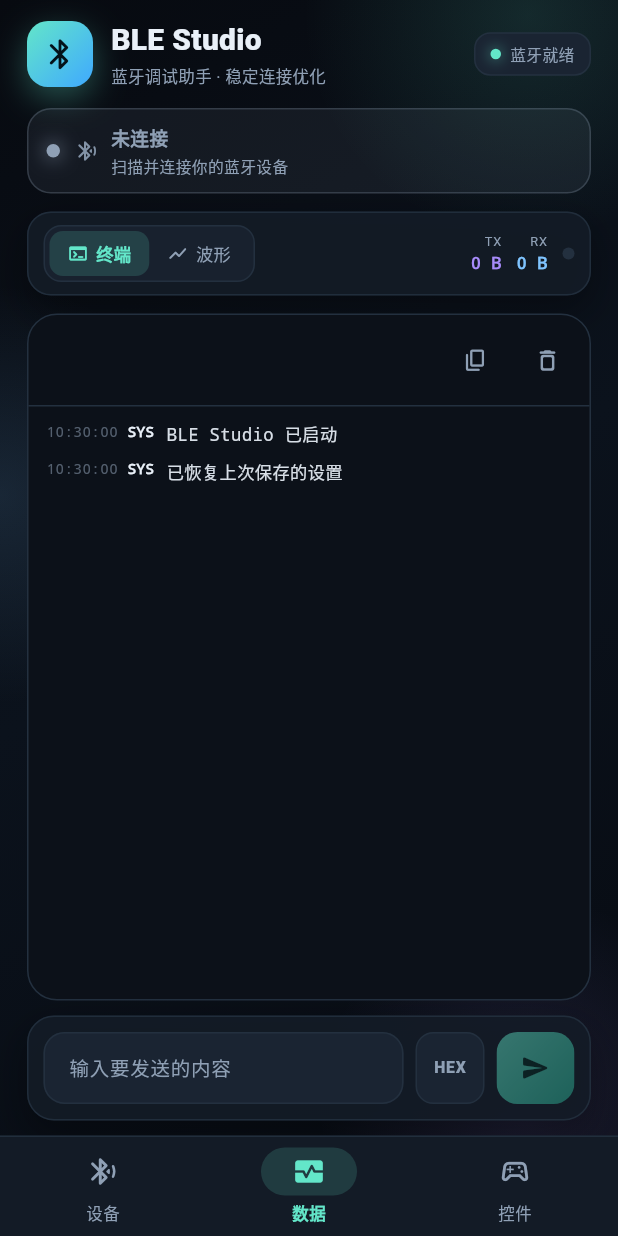
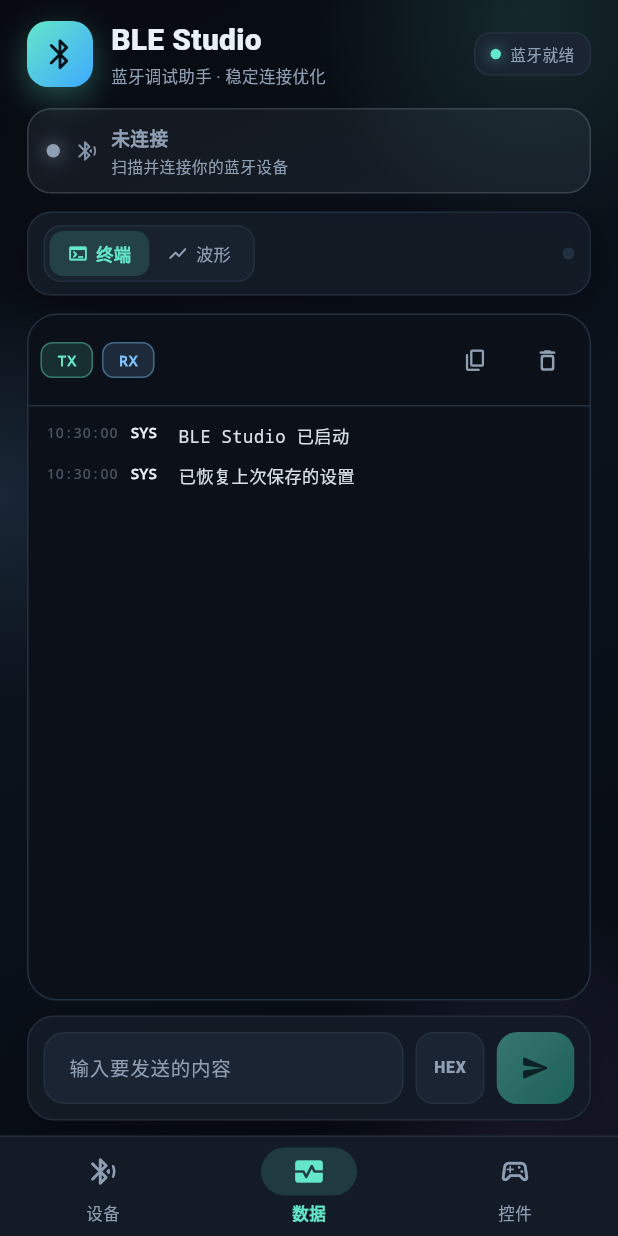
Before and after one commit to 1772631792/BLE_APP, a Flutter app: the screen it shows after launch, item 2 of the bottom bar chosen, on a phone screen of 412 x 824 dp. Run offline on Flutter 3.47's test engine with Material 3 defaults, Android fonts, the phone set to English and light mode, and no system bars; our stand-ins replace flutter_blue_plus, shared_preferences.

Commit message:
feat(terminal): 原始 HEX 行、TX/RX 过滤，去掉字节计数 (v3.0.2)
- LogEntry 增加 hex 字段，RX/TX 日志同时保留原始字节
- 终端每条日志下方显示原始 HEX，文本模式也能看到真实字节
- 头部新增 TX / RX 过滤开关，默认全部显示，ERR / SYS 不受影响
- 移除顶栏 TX / RX 累计字节数
- 文本模式控制字符替换为点，避免乱码
- 版本 3.0.2+11，README 与 docs 同步

```diff
--- a/flutter_application_1/lib/ble_controller.dart
+++ b/flutter_application_1/lib/ble_controller.dart
@@ -16,11 +16,22 @@ enum LinkPhase { idle, connecting, connected, reconnecting }
 enum LogKind { info, tx, rx, error, system }
 
 class LogEntry {
-  LogEntry(this.message, this.kind) : time = DateTime.now();
+  LogEntry(this.message, this.kind, {this.hex}) : time = DateTime.now();
 
   final String message;
   final LogKind kind;
+
+  /// 原始字节的 HEX 形式，终端里单独一行显示，文本模式下也能看到真实数据。
+  final String? hex;
   final DateTime time;
+
+  String get tag => switch (kind) {
+        LogKind.tx => 'TX',
+        LogKind.rx => 'RX',
+        LogKind.error => 'ERR',
+        LogKind.system => 'SYS',
+        LogKind.info => 'INF',
+      };
 
   String get stamp {
     String p(int n) => n.toString().padLeft(2, '0');
@@ -222,7 +233,9 @@ class BleController extends ChangeNotifier {
   int get rxCount => _rxCount;
   int get mtu => _device?.mtuNow ?? 23;
 
-  String get logText => _logs.reversed.map((e) => '[${e.stamp}] ${e.message}').join('\n');
+  String get logText => _logs.reversed
+      .map((e) => e.hex == null ? '[${e.stamp}] ${e.tag}  ${e.message}' : '[${e.stamp}] ${e.tag}  ${e.message}\n    HEX ${e.hex}')
+      .join('\n');
 
   // ------------------------------------------------------------- lifecycle
 
@@ -834,7 +847,8 @@ class BleController extends ChangeNotifier {
     if (data.isEmpty) return;
     _rxCount += data.length;
     _wave.feed(data);
-    _log('$prefix ${data.length}B  ${_decode(data)}', LogKind.rx);
+    final text = _decode(data);
+    _log(prefix == 'RX' ? text : '$prefix  $text', LogKind.rx, hex: toHex(data));
   }
 
   Future<void> toggleNotify(BluetoothCharacteristic c) async {
@@ -937,7 +951,7 @@ class BleController extends ChangeNotifier {
       await channel.write(bytes, withoutResponse: withoutResponse);
       _txCount += bytes.length;
       _lastSentPreview = preview;
-      _logTx(bytes.length, preview, silent: silent);
+      _logTx(preview, silent: silent, hex: toHex(bytes));
       return true;
     } catch (e) {
       if (silent) {
@@ -1384,8 +1398,12 @@ class BleController extends ChangeNotifier {
     return text;
   }
 
-  String _decode(List<int> data) =>
-      _hexReceive ? toHex(data) : utf8.decode(data, allowMalformed: true);
+  /// 文本模式把控制字符换成点，避免终端里出现方块和乱码；原始字节另起一行显示。
+  String _decode(List<int> data) {
+    if (_hexReceive) return toHex(data);
+    final text = utf8.decode(data, allowMalformed: true);
+    return text.replaceAll(RegExp(r'[\x00-\x08\x0B\x0C\x0E-\x1F\x7F]'), '.');
+  }
 
   static String toHex(List<int> data) =>
       data.map((b) => b.toRadixString(16).padLeft(2, '0').toUpperCase()).join(' ');
@@ -1404,7 +1422,7 @@ class BleController extends ChangeNotifier {
   }
 
   /// 整包按周期发送，全量记日志会刷屏：内容没变就不记，变化时最多约 8 条/秒。
-  void _logTx(int length, String preview, {required bool silent}) {
+  void _logTx(String preview, {required bool silent, String? hex}) {
     final now = DateTime.now();
     if (silent) {
       if (preview == _lastTxLogPreview) return;
@@ -1412,12 +1430,12 @@ class BleController extends ChangeNotifier {
     }
     _lastTxLogAt = now;
     _lastTxLogPreview = preview;
-    _log('TX ${length}B  $preview', LogKind.tx);
+    _log(preview, LogKind.tx, hex: hex);
   }
 
-  void _log(String message, LogKind kind) {
+  void _log(String message, LogKind kind, {String? hex}) {
     if (_disposed) return;
-    _logs.insert(0, LogEntry(message, kind));
+    _logs.insert(0, LogEntry(message, kind, hex: hex));
     if (_logs.length > _maxLogs) _logs.removeLast();
     _notify();
   }
--- a/flutter_application_1/lib/pages/data_page.dart
+++ b/flutter_application_1/lib/pages/data_page.dart
@@ -22,6 +22,9 @@ class _DataPageState extends State<DataPage> {
   final TextEditingController _input = TextEditingController();
   final Set<int> _hidden = {};
   DataMode _mode = DataMode.terminal;
+  // 终端里 TX / RX 是否显示（默认都显示，点一下只隐藏对应方向）。
+  bool _showTx = true;
+  bool _showRx = true;
   bool _sending = false;
   bool _paused = false;
   List<List<double>>? _frozen;
@@ -99,10 +102,6 @@ class _DataPageState extends State<DataPage> {
             onChanged: (mode) => setState(() => _mode = mode),
           ),
           const Spacer(),
-          _metric('TX', '${ble.txCount} B', AppColors.violet),
-          const SizedBox(width: 10),
-          _metric('RX', '${ble.rxCount} B', AppColors.sky),
-          const SizedBox(width: 10),
           Container(
             width: 8,
             height: 8,
@@ -113,28 +112,6 @@ class _DataPageState extends State<DataPage> {
           ),
         ],
       ),
-    );
-  }
-
-  Widget _metric(String label, String value, Color color) {
-    return Column(
-      crossAxisAlignment: CrossAxisAlignment.end,
-      mainAxisSize: MainAxisSize.min,
-      children: [
-        Text(
-          label,
-          style: const TextStyle(fontSize: 8.5, color: AppColors.textDim, letterSpacing: .6),
-        ),
-        Text(
-          value,
-          style: TextStyle(
-            fontSize: 11,
-            fontWeight: FontWeight.w700,
-            color: color,
-            fontFamily: 'monospace',
-          ),
-        ),
-      ],
     );
   }
 
@@ -152,7 +129,11 @@ class _DataPageState extends State<DataPage> {
   }
 
   Widget _logPanel(BleController ble) {
-    final logs = ble.logs;
+    final logs = ble.logs.where((e) {
+      if (e.kind == LogKind.tx) return _showTx;
+      if (e.kind == LogKind.rx) return _showRx;
+      return true;
+    }).toList();
     final rx = ble.rx;
     final canNotify = rx != null && (rx.properties.notify || rx.properties.indicate);
     final notifying = rx != null && ble.notifyOn(rx);
@@ -167,9 +148,23 @@ class _DataPageState extends State<DataPage> {
       child: Column(
         children: [
           Padding(
-            padding: const EdgeInsets.fromLTRB(12, 6, 4, 6),
+            padding: const EdgeInsets.fromLTRB(8, 6, 4, 6),
             child: Row(
               children: [
+                _logChip(
+                  'TX',
+                  AppColors.accent,
+                  _showTx,
+                  () => setState(() => _showTx = !_showTx),
+                ),
+                const SizedBox(width: 6),
+                _logChip(
+                  'RX',
+                  AppColors.sky,
+                  _showRx,
+                  () => setState(() => _showRx = !_showRx),
+                ),
+                const Spacer(),
                 if (canNotify)
                   IconButton(
                     tooltip: notifying ? '关闭通知' : '开启通知',
@@ -182,17 +177,16 @@ class _DataPageState extends State<DataPage> {
                       color: notifying ? AppColors.accent : AppColors.textDim,
                     ),
                   ),
-                const Spacer(),
                 IconButton(
                   tooltip: '复制全部',
-                  onPressed: logs.isEmpty
+                  onPressed: ble.logs.isEmpty
                       ? null
                       : () => Clipboard.setData(ClipboardData(text: ble.logText)),
                   icon: const Icon(Icons.copy_rounded, size: 17),
                 ),
                 IconButton(
                   tooltip: '清空',
-                  onPressed: logs.isEmpty ? null : ble.clearLogs,
+                  onPressed: ble.logs.isEmpty ? null : ble.clearLogs,
                   icon: const Icon(Icons.delete_outline_rounded, size: 18),
                 ),
               ],
@@ -201,10 +195,10 @@ class _DataPageState extends State<DataPage> {
           const Divider(height: 1),
           Expanded(
             child: logs.isEmpty
-                ? const Center(
+                ? Center(
                     child: Text(
-                      '暂无数据，收发内容会显示在这里',
-                      style: TextStyle(fontSize: 11.5, color: AppColors.textDim),
+                      ble.logs.isEmpty ? '暂无数据，收发内容会显示在这里' : '这个方向已被过滤，点上方 TX / RX 恢复',
+                      style: const TextStyle(fontSize: 11.5, color: AppColors.textDim),
                     ),
                   )
                 : SelectionArea(
@@ -220,6 +214,35 @@ class _DataPageState extends State<DataPage> {
     );
   }
 
+  /// 终端头部的方向过滤小胶囊：亮 = 显示，暗 = 隐藏。
+  Widget _logChip(String label, Color color, bool on, VoidCallback onTap) {
+    return InkWell(
+      borderRadius: BorderRadius.circular(8),
+      onTap: onTap,
+      child: AnimatedContainer(
+        duration: const Duration(milliseconds: 150),
+        padding: const EdgeInsets.symmetric(horizontal: 10, vertical: 4),
+        decoration: BoxDecoration(
+          color: on ? color.withValues(alpha: .14) : Colors.transparent,
+          borderRadius: BorderRadius.circular(8),
+          border: Border.all(
+            color: on ? color.withValues(alpha: .4) : AppColors.stroke,
+          ),
+        ),
+        child: Text(
+          label,
+          style: TextStyle(
+            fontSize: 10,
+            fontWeight: FontWeight.w800,
+            letterSpacing: .5,
+            fontFamily: 'monospace',
+            color: on ? color : AppColors.textDim.withValues(alpha: .65),
+          ),
+        ),
+      ),
+    );
+  }
+
   Widget _logLine(LogEntry entry) {
     final color = switch (entry.kind) {
       LogKind.tx => AppColors.accent,
@@ -228,37 +251,31 @@ class _DataPageState extends State<DataPage> {
       LogKind.system => AppColors.text,
       LogKind.info => AppColors.textDim,
     };
-    final tag = switch (entry.kind) {
-      LogKind.tx => 'TX',
-      LogKind.rx => 'RX',
-      LogKind.error => 'ERR',
-      LogKind.system => 'SYS',
-      LogKind.info => 'INF',
-    };
+    final hex = entry.hex;
     return Padding(
-      padding: const EdgeInsets.symmetric(horizontal: 12, vertical: 3),
+      padding: const EdgeInsets.fromLTRB(12, 4, 12, 4),
       child: Row(
         crossAxisAlignment: CrossAxisAlignment.start,
         children: [
           SizedBox(
-            width: 54,
+            width: 56,
             child: Text(
               entry.stamp,
               style: TextStyle(
                 fontSize: 9.5,
-                height: 1.6,
+                height: 1.55,
                 fontFamily: 'monospace',
-                color: AppColors.textDim.withValues(alpha: .55),
+                color: AppColors.textDim.withValues(alpha: .5),
               ),
             ),
           ),
           SizedBox(
-            width: 26,
+            width: 32,
             child: Text(
-              tag,
+              entry.tag,
               style: TextStyle(
                 fontSize: 9.5,
-                height: 1.6,
+                height: 1.55,
                 fontWeight: FontWeight.w800,
                 fontFamily: 'monospace',
                 color: color,
@@ -266,14 +283,32 @@ class _DataPageState extends State<DataPage> {
             ),
           ),
           Expanded(
-            child: Text(
+            child: Column(
+              crossAxisAlignment: CrossAxisAlignment.start,
+              children: [
+                Text(
                   entry.message,
                   style: TextStyle(
                     fontSize: 11.5,
-                height: 1.6,
+                    height: 1.55,
                     fontFamily: 'monospace',
                     color: color.withValues(alpha: .92),
                   ),
+                ),
+                if (hex != null && hex.isNotEmpty)
+                  Padding(
+                    padding: const EdgeInsets.only(top: 1),
+                    child: Text(
+                      'HEX  $hex',
+                      style: TextStyle(
+                        fontSize: 10,
+                        height: 1.5,
+                        fontFamily: 'monospace',
+                        color: AppColors.textDim.withValues(alpha: .8),
+                      ),
+                    ),
+                  ),
+              ],
             ),
           ),
         ],
--- a/flutter_application_1/pubspec.yaml
+++ b/flutter_application_1/pubspec.yaml
@@ -16,7 +16,7 @@ publish_to: 'none' # Remove this line if you wish to publish to pub.dev
 # https://developer.apple.com/library/archive/documentation/General/Reference/InfoPlistKeyReference/Articles/CoreFoundationKeys.html
 # In Windows, build-name is used as the major, minor, and patch parts
 # of the product and file versions while build-number is used as the build suffix.
-version: 3.0.1+10
+version: 3.0.2+11
 
 environment:
   sdk: ^3.13.1
```
Also changed, not shown: 3 other files. Lines whose indentation alone changed are shown as unchanged.
